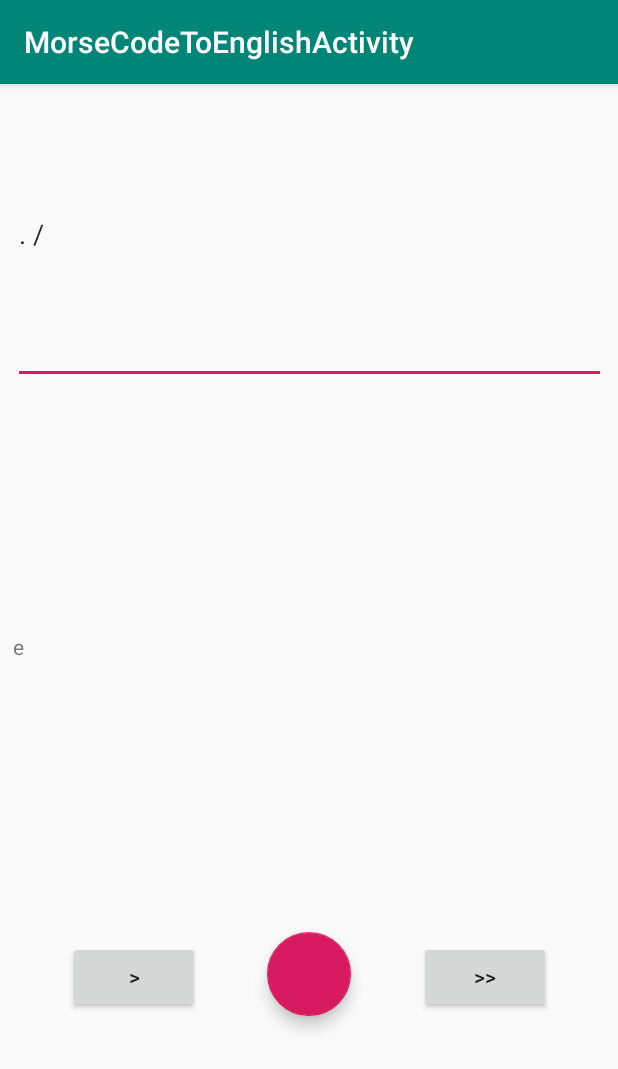
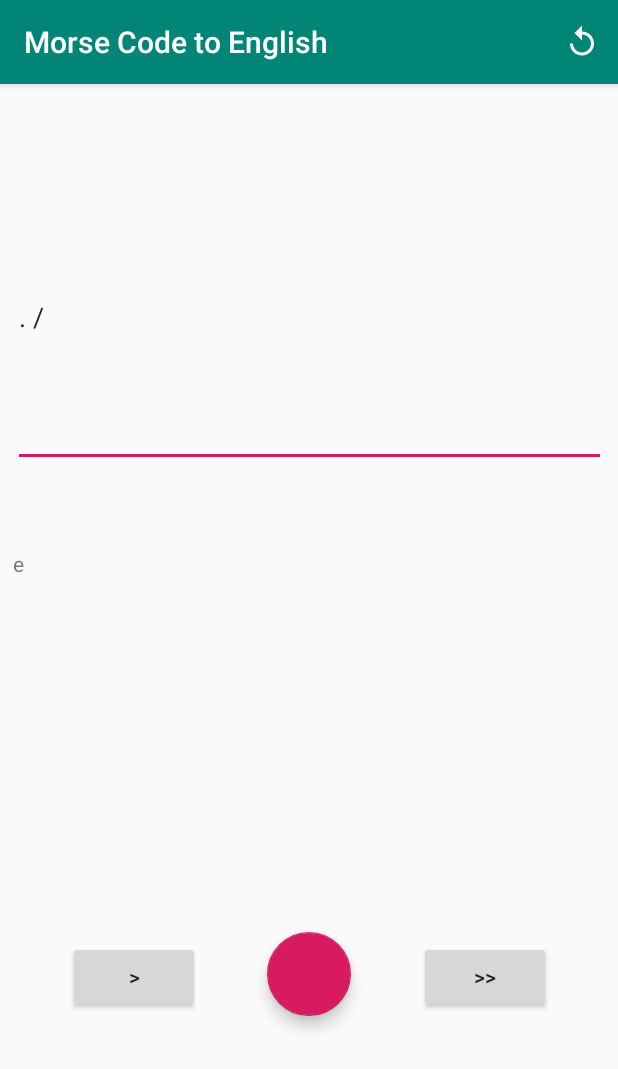
Before and after one commit to rubin-labs/CS2063Project, an Android app: the MorseCodeToEnglishActivity screen opened directly, with no data from a screen before it, after a tap on ">>", on a phone screen of 412 x 824 dp. Shown: the top 1069 px of the screen. Run offline under Robolectric (Android 15) with nearby library versions, the phone set to English and light mode, and no system bars; 2 other taps on this screen came first.

Commit message:
added reset button and sound files

```diff
--- a/app/src/main/AndroidManifest.xml
+++ b/app/src/main/AndroidManifest.xml
@@ -9,10 +9,11 @@
         android:roundIcon="@mipmap/ic_launcher_round"
         android:supportsRtl="true"
         android:theme="@style/AppTheme">
+
         <activity
             android:name=".MorseCodeToEnglishActivity"
             android:label="@string/title_activity_morse_code_to_english"
-            android:theme="@style/AppTheme.NoActionBar"></activity>
+            android:theme="@style/AppTheme.NoActionBar" />
         <activity
             android:name=".EnglishToMorseCodeActivity"
             android:label="@string/title_activity_english_to_morse_code"
--- a/app/src/main/java/com/rubinlabs/morsecode/MainActivity.java
+++ b/app/src/main/java/com/rubinlabs/morsecode/MainActivity.java
@@ -41,6 +41,7 @@
     @Override
     protected void onCreate(Bundle savedInstanceState) {
         super.onCreate(savedInstanceState);
+        setTitle("Morse Code Translator");
         setContentView(R.layout.activity_main);
 
         e2m_btn = (Button) findViewById(R.id.English2MorseButton);
--- a/app/src/main/java/com/rubinlabs/morsecode/MorseCodeToEnglishActivity.java
+++ b/app/src/main/java/com/rubinlabs/morsecode/MorseCodeToEnglishActivity.java
@@ -6,26 +6,32 @@
 import android.support.design.widget.FloatingActionButton;
 import android.support.v7.app.AppCompatActivity;
 import android.support.v7.widget.Toolbar;
+import android.view.Menu;
+import android.view.MenuItem;
 import android.view.MotionEvent;
 import android.view.View;
 import android.view.inputmethod.InputMethodManager;
 import android.widget.Button;
 import android.widget.EditText;
 import android.widget.TextView;
+import android.widget.Toast;
 
 public class MorseCodeToEnglishActivity extends AppCompatActivity {
+    private EditText m2eInput;
+    private TextView m2eOutput;
 
     @SuppressLint("ClickableViewAccessibility")
     @Override
     protected void onCreate(Bundle savedInstanceState) {
         super.onCreate(savedInstanceState);
+        setTitle("Morse Code to English");
         setContentView(R.layout.activity_morse_code_to_english);
         Toolbar toolbar = findViewById(R.id.toolbar);
         setSupportActionBar(toolbar);
 
         // content
-        EditText morse_edittext = findViewById(R.id.m2eInputTextView);
-        TextView english_textview = findViewById(R.id.m2eOutputTextView);
+        m2eInput = findViewById(R.id.m2eInputTextView);
+        m2eOutput = findViewById(R.id.m2eOutputTextView);
         FloatingActionButton morse_btn = findViewById(R.id.morseButton);
         Button char_btn = findViewById(R.id.nextCharacterButton);
         Button word_btn = findViewById(R.id.nextWordButton);
@@ -33,7 +39,7 @@
         // translator
         MorseCodeTranslator mct = MorseCodeTranslator.getInstance();
 
-        morse_edittext.setOnTouchListener(new View.OnTouchListener() {
+        m2eInput.setOnTouchListener(new View.OnTouchListener() {
             @Override
             public boolean onTouch(View v, MotionEvent event) {
                 v.onTouchEvent(event);
@@ -48,17 +54,17 @@
         morse_btn.setOnClickListener(new View.OnClickListener() {
             @Override
             public void onClick(View view) {
-                String new_text = morse_edittext.getText() + ".";
-                morse_edittext.setText(new_text);
-                morse_edittext.setSelection(new_text.length());
+                String new_text = m2eInput.getText() + ".";
+                m2eInput.setText(new_text);
+                m2eInput.setSelection(new_text.length());
             }
         });
 
         morse_btn.setOnLongClickListener(new View.OnLongClickListener() {
             public boolean onLongClick(View v) {
-                String new_text = morse_edittext.getText() + "-";
-                morse_edittext.setText(new_text);
-                morse_edittext.setSelection(new_text.length());
+                String new_text = m2eInput.getText() + "-";
+                m2eInput.setText(new_text);
+                m2eInput.setSelection(new_text.length());
                 return  true;
             }
         });
@@ -66,26 +72,47 @@
         char_btn.setOnClickListener(new View.OnClickListener() {
             @Override
             public void onClick(View view) {
-                String new_text = morse_edittext.getText() + " ";
-                morse_edittext.setText(new_text);
-                morse_edittext.setSelection(new_text.length());
-                english_textview.setText(mct.morseWordToEnglishWord(new_text));
+                String new_text = m2eInput.getText() + " ";
+                m2eInput.setText(new_text);
+                m2eInput.setSelection(new_text.length());
+                m2eOutput.setText(mct.morseWordToEnglishWord(new_text));
             }
         });
 
         word_btn.setOnClickListener(new View.OnClickListener() {
             @Override
             public void onClick(View view) {
-                String new_text = morse_edittext.getText() + " / ";
-                morse_edittext.setText(new_text);
-                morse_edittext.setSelection(new_text.length());
-                english_textview.setText(mct.morseWordToEnglishWord(new_text));
+                String new_text = m2eInput.getText() + " / ";
+                m2eInput.setText(new_text);
+                m2eInput.setSelection(new_text.length());
+                m2eOutput.setText(mct.morseWordToEnglishWord(new_text));
             }
         });
 
-        morse_edittext.requestFocus();
+        m2eInput.requestFocus();
 
 
     }
 
+    @Override
+    public boolean onCreateOptionsMenu(Menu menu) {
+        // Inflate the menu; this adds items to the action bar if it is present.
+        getMenuInflater().inflate(R.menu.menu_main, menu);
+        return true;
+    }
+
+    @Override
+    public boolean onOptionsItemSelected(MenuItem item) {
+        // Handle action bar item clicks here
+        int id = item.getItemId();
+
+        //noinspection SimplifiableIfStatement
+        if (id == R.id.reset_button) {
+            m2eInput.setText(null);
+            m2eInput.setSelection(0);
+            m2eOutput.setText(null);
+        }
+
+        return super.onOptionsItemSelected(item);
+    }
 }
--- /dev/null
+++ b/app/src/main/res/drawable/ic_baseline_replay_24px.xml
@@ -0,0 +1,9 @@
+<vector xmlns:android="http://schemas.android.com/apk/res/android"
+    android:width="24dp"
+    android:height="24dp"
+    android:viewportWidth="24"
+    android:viewportHeight="24">
+  <path
+      android:fillColor="#FFFFFFFF"
+      android:pathData="M12,5V1L7,6l5,5V7c3.31,0 6,2.69 6,6s-2.69,6 -6,6 -6,-2.69 -6,-6H4c0,4.42 3.58,8 8,8s8,-3.58 8,-8 -3.58,-8 -8,-8z"/>
+</vector>
--- a/app/src/main/res/layout/activity_english_to_morse_code.xml
+++ b/app/src/main/res/layout/activity_english_to_morse_code.xml
@@ -21,5 +21,4 @@
     </android.support.design.widget.AppBarLayout>
 
     <include layout="@layout/content_english_to_morse_code" />
-
 </android.support.design.widget.CoordinatorLayout>
--- a/app/src/main/res/layout/content_morse_code_to_english.xml
+++ b/app/src/main/res/layout/content_morse_code_to_english.xml
@@ -12,7 +12,7 @@
         android:id="@+id/m2eInputTextView"
         android:layout_width="395dp"
         android:layout_height="200dp"
-        app:layout_constraintBottom_toTopOf="@+id/morseOutputTextView"
+        app:layout_constraintBottom_toTopOf="@+id/m2eOutputTextView"
         app:layout_constraintEnd_toEndOf="parent"
         app:layout_constraintHorizontal_bias="0.5"
         app:layout_constraintStart_toStartOf="parent"
@@ -26,7 +26,7 @@
         app:layout_constraintEnd_toEndOf="parent"
         app:layout_constraintHorizontal_bias="0.5"
         app:layout_constraintStart_toStartOf="parent"
-        app:layout_constraintTop_toBottomOf="@+id/englishInputTextView" />
+        app:layout_constraintTop_toBottomOf="@+id/m2eInputTextView" />
 
     <android.support.design.widget.FloatingActionButton
         android:id="@+id/morseButton"
--- /dev/null
+++ b/app/src/main/res/menu/menu_main.xml
@@ -0,0 +1,13 @@
+<?xml version="1.0" encoding="utf-8"?>
+<menu xmlns:android="http://schemas.android.com/apk/res/android"
+    xmlns:app="http://schemas.android.com/apk/res-auto"
+    xmlns:tools="http://schemas.android.com/tools">
+
+    <item
+        android:id="@+id/reset_button"
+        android:icon="@drawable/ic_baseline_replay_24px"
+        android:orderInCategory="300"
+        android:title="@string/reset"
+        app:showAsAction="ifRoom" />
+
+</menu>
--- a/app/src/main/res/values/colors.xml
+++ b/app/src/main/res/values/colors.xml
@@ -3,4 +3,5 @@
     <color name="colorPrimary">#008577</color>
     <color name="colorPrimaryDark">#00574B</color>
     <color name="colorAccent">#D81B60</color>
+    <color name="colorWhite">#FFFFFF</color>
 </resources>
--- a/app/src/main/res/values/strings.xml
+++ b/app/src/main/res/values/strings.xml
@@ -5,4 +5,5 @@
     <string name="title_notifications">Notifications</string>
     <string name="title_activity_english_to_morse_code">EnglishToMorseCodeActivity</string>
     <string name="title_activity_morse_code_to_english">MorseCodeToEnglishActivity</string>
+    <string name="reset">reset</string>
 </resources>
```
Also changed, not shown: app/src/main/java/com/rubinlabs/morsecode/EnglishToMorseCodeActivity.java (+29 -2 lines), 5 other files.
